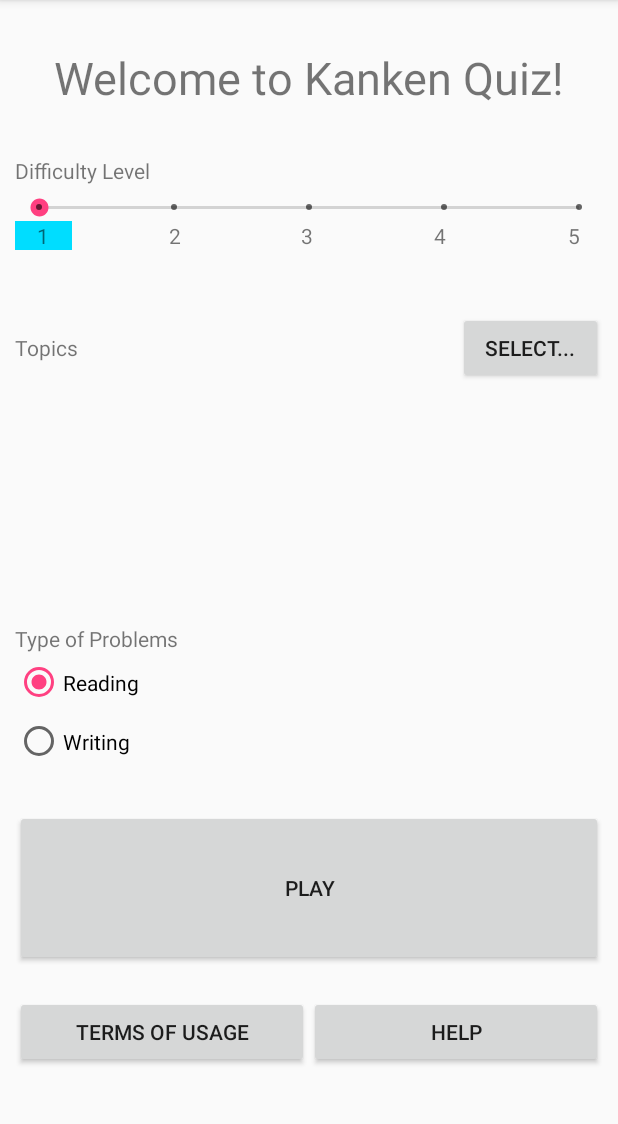
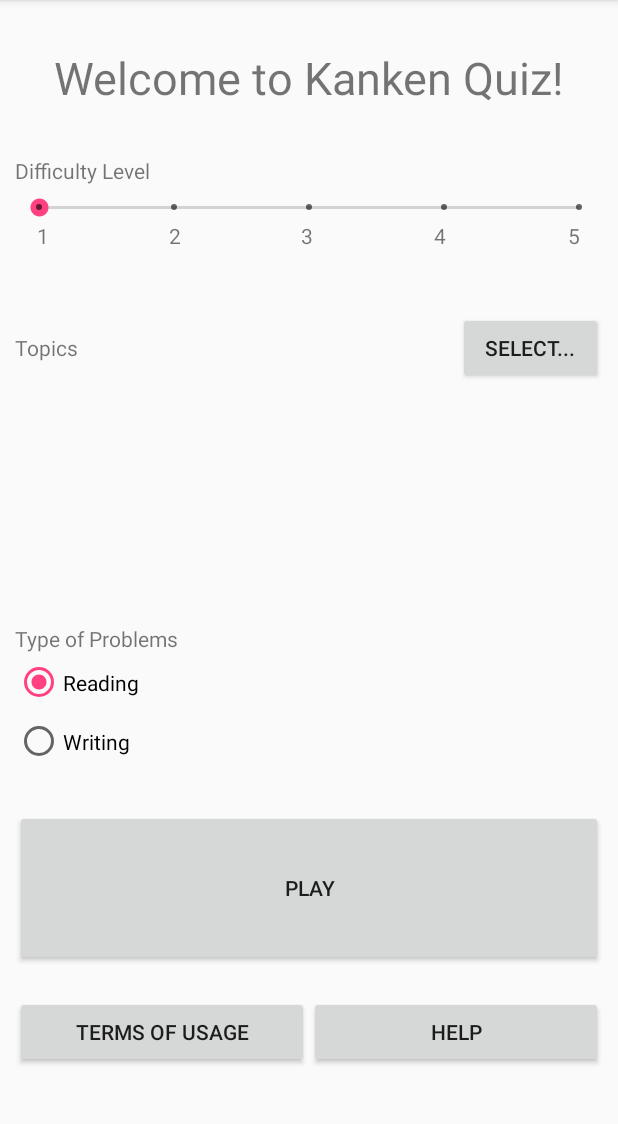
Before and after one commit to FBergeron/KankenFlashcard, an Android app: the QuizSettingsActivity screen opened directly, with no data from a screen before it, on a phone screen of 412 x 824 dp, the part 84-1208 px from its top. Run offline under Robolectric (Android 15) with nearby library versions, the phone set to English and light mode, and no system bars.

Commit message:
Removed background color for button 1.

```diff
--- a/app/src/main/res/layout/activity_quiz_settings.xml
+++ b/app/src/main/res/layout/activity_quiz_settings.xml
@@ -53,7 +53,6 @@
                 android:layout_width="wrap_content"
                 android:layout_height="wrap_content"
                 android:layout_weight="1"
-                android:background="@android:color/holo_blue_bright"
                 android:gravity="center"
                 android:text="1" />
 
```
